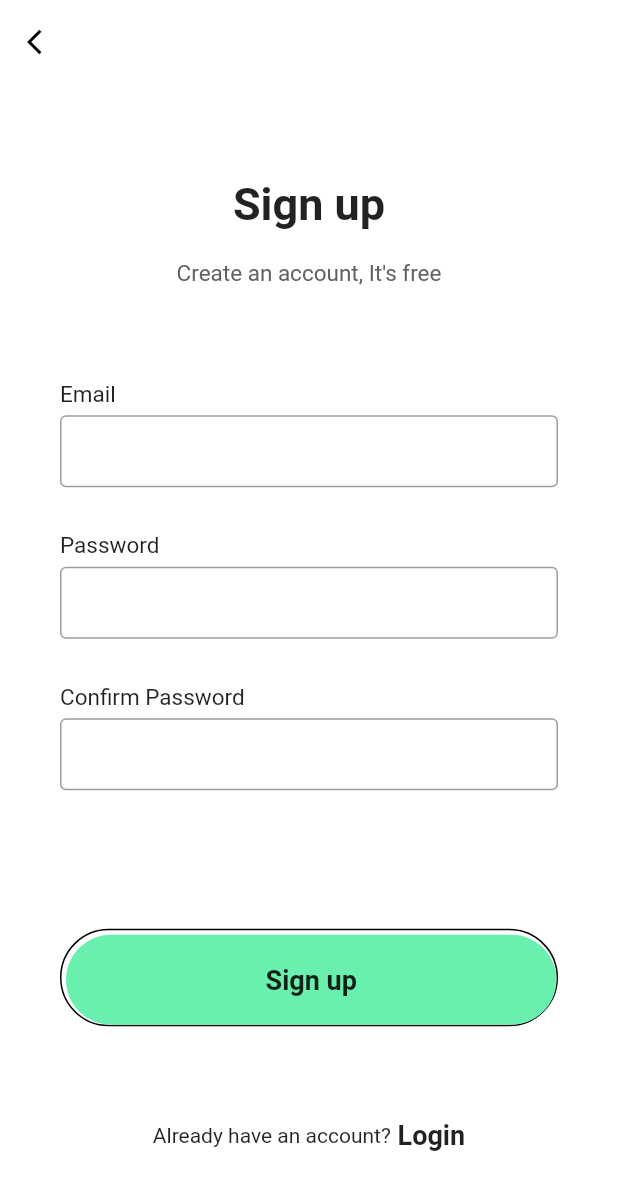
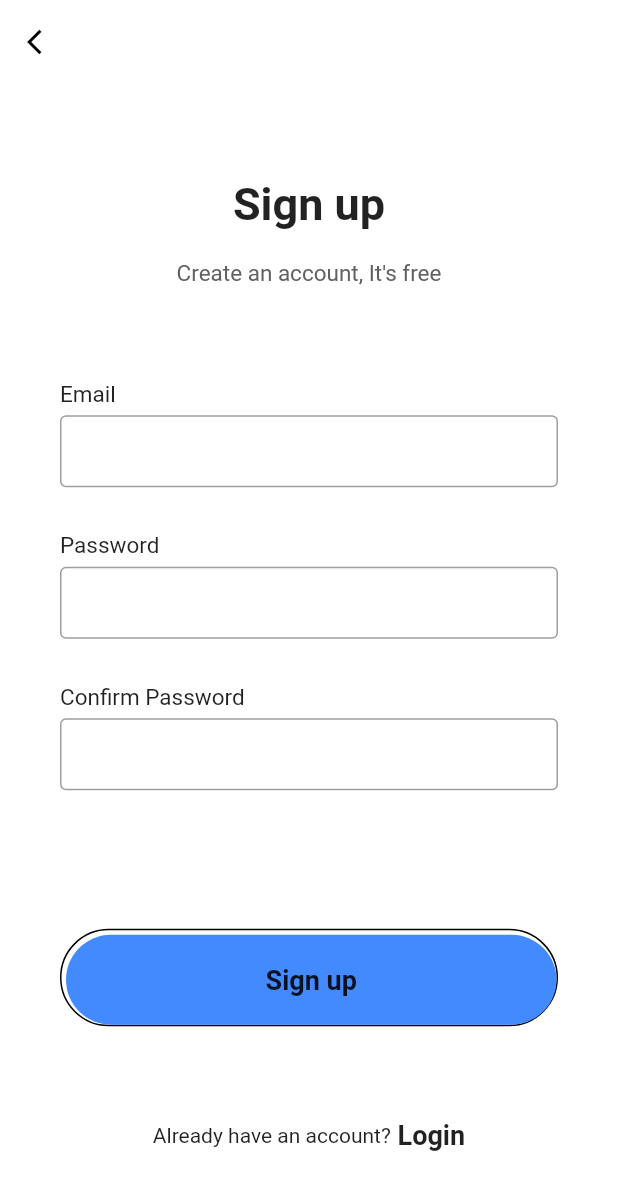
Before and after one commit to OKPooja/NFC_-Developers, a Flutter app: the screen it shows after launch, after a tap on "Sign up", on a phone screen of 412 x 824 dp. Shown: the top 1190 px of the screen. Run offline on Flutter 3.47's test engine with Material 2 defaults, Android fonts, the phone set to English and light mode, and no system bars; our stand-ins replace curved_navigation_bar.

Commit message:
login signup updated

```diff
--- a/lib/main.dart
+++ b/lib/main.dart
@@ -4,12 +4,10 @@ import 'login.dart';
 import 'signup.dart';
 
 void main() {
-  runApp(
-      MaterialApp(
-        debugShowCheckedModeBanner: false,
-        home: HomePage(),
-      )
-  );
+  runApp(MaterialApp(
+    debugShowCheckedModeBanner: false,
+    home: HomePage(),
+  ));
 }
 
 class HomePage extends StatelessWidget {
@@ -27,26 +25,25 @@ class HomePage extends StatelessWidget {
             children: <Widget>[
               Column(
                 children: <Widget>[
-                  Text("Welcome", style: TextStyle(
-                      fontWeight: FontWeight.bold,
-                      fontSize: 30
-                  ),),
-                  SizedBox(height: 20,),
-                  Text("Automatic identity verification which enables you to verify your identity",
+                  Text(
+                    "Welcome",
+                    style: TextStyle(fontWeight: FontWeight.bold, fontSize: 55),
+                  ),
+                  SizedBox(
+                    height: 20,
+                  ),
+                  Text(
+                    "Unlock the door to financial wisdom and a prosperous future with our Financial Literacy App.",
                     textAlign: TextAlign.center,
-                    style: TextStyle(
-                        color: Colors.grey[700],
-                        fontSize: 15
-                    ),),
+                    style: TextStyle(color: Colors.grey[700], fontSize: 15),
+                  ),
                 ],
               ),
               Container(
                 height: MediaQuery.of(context).size.height / 3,
                 decoration: BoxDecoration(
                     image: DecorationImage(
-                        image: AssetImage('assets/illustration.png')
-                    )
-                ),
+                        image: AssetImage('assets/welcome.png'))),
               ),
               Column(
                 children: <Widget>[
@@ -54,20 +51,21 @@ class HomePage extends StatelessWidget {
                     minWidth: double.infinity,
                     height: 60,
                     onPressed: () {
-                      Navigator.push(context, MaterialPageRoute(builder: (context) => LoginPage()));
+                      Navigator.push(context,
+                          MaterialPageRoute(builder: (context) => LoginPage()));
                     },
                     shape: RoundedRectangleBorder(
-                        side: BorderSide(
-                            color: Colors.black
-                        ),
-                        borderRadius: BorderRadius.circular(50)
+                        side: BorderSide(color: Colors.black),
+                        borderRadius: BorderRadius.circular(50)),
+                    child: Text(
+                      "Login",
+                      style:
+                          TextStyle(fontWeight: FontWeight.w600, fontSize: 18),
                     ),
-                    child: Text("Login", style: TextStyle(
-                        fontWeight: FontWeight.w600,
-                        fontSize: 18
-                    ),),
                   ),
-                  SizedBox(height: 20,),
+                  SizedBox(
+                    height: 20,
+                  ),
                   Container(
                     padding: EdgeInsets.only(top: 3, left: 3),
                     decoration: BoxDecoration(
@@ -77,23 +75,25 @@ class HomePage extends StatelessWidget {
                           top: BorderSide(color: Colors.black),
                           left: BorderSide(color: Colors.black),
                           right: BorderSide(color: Colors.black),
-                        )
-                    ),
+                        )),
                     child: MaterialButton(
                       minWidth: double.infinity,
                       height: 60,
                       onPressed: () {
-                        Navigator.push(context, MaterialPageRoute(builder: (context) => SignupPage()));
+                        Navigator.push(
+                            context,
+                            MaterialPageRoute(
+                                builder: (context) => SignupPage()));
                       },
-                      color: Colors.yellow,
+                      color: Colors.blueAccent,
                       elevation: 0,
                       shape: RoundedRectangleBorder(
-                          borderRadius: BorderRadius.circular(50)
+                          borderRadius: BorderRadius.circular(50)),
+                      child: Text(
+                        "Sign up",
+                        style: TextStyle(
+                            fontWeight: FontWeight.w600, fontSize: 18),
                       ),
-                      child: Text("Sign up", style: TextStyle(
-                          fontWeight: FontWeight.w600,
-                          fontSize: 18
-                      ),),
                     ),
                   )
                 ],
--- a/lib/signup.dart
+++ b/lib/signup.dart
@@ -70,7 +70,7 @@ class SignupPage extends StatelessWidget {
                               MaterialPageRoute(
                                   builder: (context) => BottomNavBar()));
                         },
-                  color: Colors.greenAccent,
+                  color: Colors.blueAccent,
                   elevation: 0,
                   shape: RoundedRectangleBorder(
                       borderRadius: BorderRadius.circular(50)
--- a/pubspec.yaml
+++ b/pubspec.yaml
@@ -64,6 +64,8 @@ flutter:
   assets:
      - assets/background.png
      - assets/Illustration.png
+     - assets/welcome.png
+     - assets/login.png
 
   # An image asset can refer to one or more resolution-specific "variants", see
   # https://flutter.dev/assets-and-images/#resolution-aware
```
Also changed, not shown: lib/Screens/bottom_navBar.dart (+6 -6 lines), lib/login.dart (+9 -8 lines).
